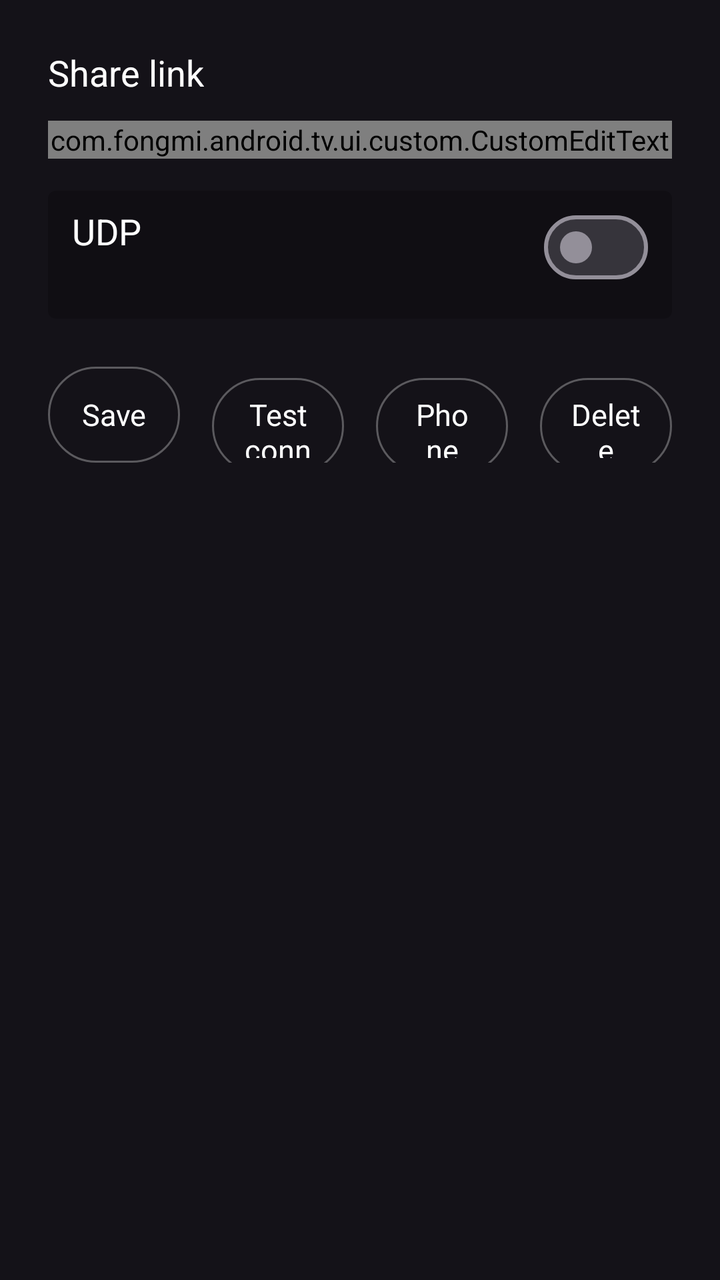
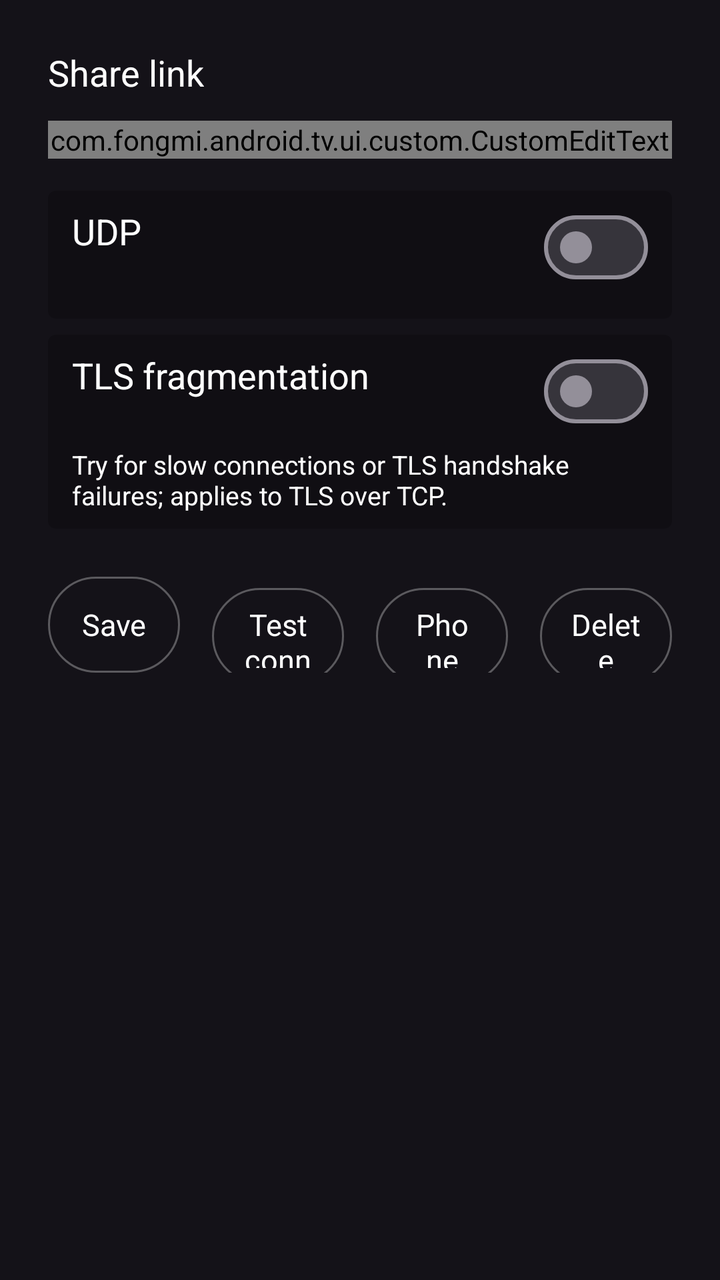

An Android layout rendered at two revisions. The XML below is the earlier revision; the diff shows what the commit changed to produce the second picture.
<!-- AndroidManifest.xml: another module's application theme Theme.App -->
<!-- res/layout/activity_setting_xray.xml -->
<?xml version="1.0" encoding="utf-8"?>
<androidx.appcompat.widget.LinearLayoutCompat xmlns:android="http://schemas.android.com/apk/res/android"
    android:layout_width="match_parent"
    android:layout_height="match_parent"
    android:orientation="vertical"
    android:padding="24dp">

    <com.google.android.material.textview.MaterialTextView
        android:layout_width="wrap_content"
        android:layout_height="wrap_content"
        android:text="@string/xray_link"
        android:textColor="@color/white"
        android:textSize="18sp" />

    <com.fongmi.android.tv.ui.custom.CustomEditText
        android:id="@+id/link"
        android:layout_width="match_parent"
        android:layout_height="wrap_content"
        android:layout_marginTop="12dp"
        android:hint="@string/xray_link_hint"
        android:importantForAutofill="no"
        android:imeOptions="actionDone"
        android:inputType="textNoSuggestions"
        android:maxLines="3"
        android:minLines="2"
        android:nextFocusDown="@+id/udp"
        android:textSize="17sp" />

    <androidx.appcompat.widget.LinearLayoutCompat
        android:id="@+id/udp"
        android:layout_width="match_parent"
        android:layout_height="wrap_content"
        android:layout_marginTop="16dp"
        android:background="@drawable/selector_item"
        android:focusable="true"
        android:focusableInTouchMode="true"
        android:orientation="horizontal">

        <com.google.android.material.textview.MaterialTextView
            android:layout_width="wrap_content"
            android:layout_height="wrap_content"
            android:text="@string/xray_udp"
            android:textColor="@color/white"
            android:textSize="18sp" />

        <com.google.android.material.materialswitch.MaterialSwitch
            android:id="@+id/udpSwitch"
            android:layout_width="match_parent"
            android:layout_height="wrap_content"
            android:clickable="false"
            android:focusable="false"
            android:gravity="end" />
    </androidx.appcompat.widget.LinearLayoutCompat>

    <androidx.appcompat.widget.LinearLayoutCompat
        android:layout_width="match_parent"
        android:layout_height="wrap_content"
        android:layout_marginTop="24dp"
        android:orientation="horizontal">

        <com.google.android.material.textview.MaterialTextView
            android:id="@+id/save"
            android:layout_width="0dp"
            android:layout_height="48dp"
            android:layout_marginEnd="16dp"
            android:layout_weight="1"
            android:background="@drawable/selector_button"
            android:focusable="true"
            android:focusableInTouchMode="true"
            android:gravity="center"
            android:text="@string/xray_save"
            android:textColor="@color/white"
            android:textSize="15sp" />

        <com.google.android.material.textview.MaterialTextView
            android:id="@+id/test"
            android:layout_width="0dp"
            android:layout_height="48dp"
            android:layout_marginEnd="16dp"
            android:layout_weight="1"
            android:background="@drawable/selector_button"
            android:focusable="true"
            android:focusableInTouchMode="true"
            android:gravity="center"
            android:text="@string/xray_test"
            android:textColor="@color/white"
            android:textSize="15sp" />

        <com.google.android.material.textview.MaterialTextView
            android:id="@+id/phone"
            android:layout_width="0dp"
            android:layout_height="48dp"
            android:layout_marginEnd="16dp"
            android:layout_weight="1"
            android:background="@drawable/selector_button"
            android:focusable="true"
            android:focusableInTouchMode="true"
            android:gravity="center"
            android:text="@string/xray_phone_import"
            android:textColor="@color/white"
            android:textSize="15sp" />

        <com.google.android.material.textview.MaterialTextView
            android:id="@+id/delete"
            android:layout_width="0dp"
            android:layout_height="48dp"
            android:layout_weight="1"
            android:background="@drawable/selector_button"
            android:focusable="true"
            android:focusableInTouchMode="true"
            android:gravity="center"
            android:text="@string/xray_delete"
            android:textColor="@color/white"
            android:textSize="15sp" />
    </androidx.appcompat.widget.LinearLayoutCompat>

</androidx.appcompat.widget.LinearLayoutCompat>
<!-- resources referenced by this layout -->
<resources>
  <color name="white">#FFFFFF</color>
  <!-- drawable selector_button (drawable) -->
  <?xml version="1.0" encoding="utf-8"?>
  <selector xmlns:android="http://schemas.android.com/apk/res/android">
      <item android:drawable="@drawable/shape_chip_round_focused" android:state_focused="true" />
      <item android:drawable="@drawable/shape_chip_round_focused" android:state_pressed="true" />
      <item android:drawable="@drawable/shape_button_normal" />
  </selector>
  <!-- drawable selector_item (drawable) -->
  <?xml version="1.0" encoding="utf-8"?>
  <selector xmlns:android="http://schemas.android.com/apk/res/android">
      <item android:drawable="@drawable/shape_item_focused" android:state_focused="true" />
      <item android:drawable="@drawable/shape_item_activated" android:state_selected="true" />
      <item android:drawable="@drawable/shape_item_normal" />
  </selector>
  <string name="xray_delete">Delete</string>
  <string name="xray_link">Share link</string>
  <string name="xray_link_hint">VLESS, VMess, Trojan, Shadowsocks or Hysteria 2 link</string>
  <string name="xray_phone_import">Phone input</string>
  <string name="xray_save">Save</string>
  <string name="xray_test">Test connection</string>
  <string name="xray_udp">UDP</string>
  <style name="Theme.App" parent="Theme.Base" />
  <!-- drawable shape_button_normal (drawable) -->
  <?xml version="1.0" encoding="utf-8"?>
  <shape xmlns:android="http://schemas.android.com/apk/res/android"
      android:shape="rectangle">
  
      <corners android:radius="28dp" />
  
      <padding
          android:bottom="8dp"
          android:left="14dp"
          android:right="14dp"
          android:top="8dp" />
  
      <stroke
          android:width="1dp"
          android:color="@color/white_30" />
  
  </shape>
  <!-- drawable shape_item_activated (drawable) -->
  <?xml version="1.0" encoding="utf-8"?>
  <shape xmlns:android="http://schemas.android.com/apk/res/android"
      android:shape="rectangle">
  
      <solid android:color="@color/black_40" />
  
      <corners android:radius="4dp" />
  
      <padding
          android:bottom="8dp"
          android:left="12dp"
          android:right="12dp"
          android:top="8dp" />
  
  </shape>
  <!-- drawable shape_item_normal (drawable) -->
  <?xml version="1.0" encoding="utf-8"?>
  <shape xmlns:android="http://schemas.android.com/apk/res/android"
      android:shape="rectangle">
  
      <solid android:color="@color/black_20" />
  
      <corners android:radius="4dp" />
  
      <padding
          android:bottom="8dp"
          android:left="12dp"
          android:right="12dp"
          android:top="8dp" />
  
  </shape>
  <style name="Theme.Base" parent="Theme.Material3.Dark.NoActionBar">
          <item name="colorPrimary">@color/white</item>
          <item name="android:windowFullscreen">true</item>
          <item name="android:windowTranslucentStatus">true</item>
          <item name="android:windowTranslucentNavigation">true</item>
          <item name="android:windowAnimationStyle">@style/NoAnim</item>
      </style>
  <color name="white_30">#4DFFFFFF</color>
  <color name="black_40">#66000000</color>
  <color name="black_20">#33000000</color>
  <style name="NoAnim">
          <item name="android:activityOpenEnterAnimation">@null</item>
          <item name="android:activityOpenExitAnimation">@null</item>
          <item name="android:activityCloseEnterAnimation">@null</item>
          <item name="android:activityCloseExitAnimation">@null</item>
      </style>
  <!-- unchanged entries left out for length: 2 -->
</resources>

<!-- the commit's change to res/layout/activity_setting_xray.xml (unified diff, before → after) -->
@@ -34,6 +34,7 @@
         android:background="@drawable/selector_item"
         android:focusable="true"
         android:focusableInTouchMode="true"
+        android:nextFocusDown="@+id/tlsFragment"
         android:orientation="horizontal">
 
         <com.google.android.material.textview.MaterialTextView
@@ -50,6 +51,47 @@
             android:clickable="false"
             android:focusable="false"
             android:gravity="end" />
+    </androidx.appcompat.widget.LinearLayoutCompat>
+
+    <androidx.appcompat.widget.LinearLayoutCompat
+        android:id="@+id/tlsFragment"
+        android:layout_width="match_parent"
+        android:layout_height="wrap_content"
+        android:layout_marginTop="8dp"
+        android:background="@drawable/selector_item"
+        android:focusable="true"
+        android:focusableInTouchMode="true"
+        android:nextFocusUp="@id/udp"
+        android:nextFocusDown="@+id/save"
+        android:orientation="vertical">
+
+        <androidx.appcompat.widget.LinearLayoutCompat
+            android:layout_width="match_parent"
+            android:layout_height="wrap_content"
+            android:orientation="horizontal">
+
+            <com.google.android.material.textview.MaterialTextView
+                android:layout_width="wrap_content"
+                android:layout_height="wrap_content"
+                android:text="@string/xray_tls_fragment"
+                android:textColor="@color/white"
+                android:textSize="18sp" />
+
+            <com.google.android.material.materialswitch.MaterialSwitch
+                android:id="@+id/tlsFragmentSwitch"
+                android:layout_width="match_parent"
+                android:layout_height="wrap_content"
+                android:clickable="false"
+                android:focusable="false"
+                android:gravity="end" />
+        </androidx.appcompat.widget.LinearLayoutCompat>
+
+        <com.google.android.material.textview.MaterialTextView
+            android:layout_width="match_parent"
+            android:layout_height="wrap_content"
+            android:text="@string/xray_tls_fragment_hint"
+            android:textColor="@color/white"
+            android:textSize="13sp" />
     </androidx.appcompat.widget.LinearLayoutCompat>
 
     <androidx.appcompat.widget.LinearLayoutCompat
<!-- resource entries referenced after the edit -->
@@ -21,6 +21,8 @@
   <string name="xray_phone_import">Phone input</string>
   <string name="xray_save">Save</string>
   <string name="xray_test">Test connection</string>
+  <string name="xray_tls_fragment">TLS fragmentation</string>
+  <string name="xray_tls_fragment_hint">Try for slow connections or TLS handshake failures; applies to TLS over TCP.</string>
   <string name="xray_udp">UDP</string>
   <style name="Theme.App" parent="Theme.Base" />
   <!-- drawable shape_button_normal (drawable) -->
